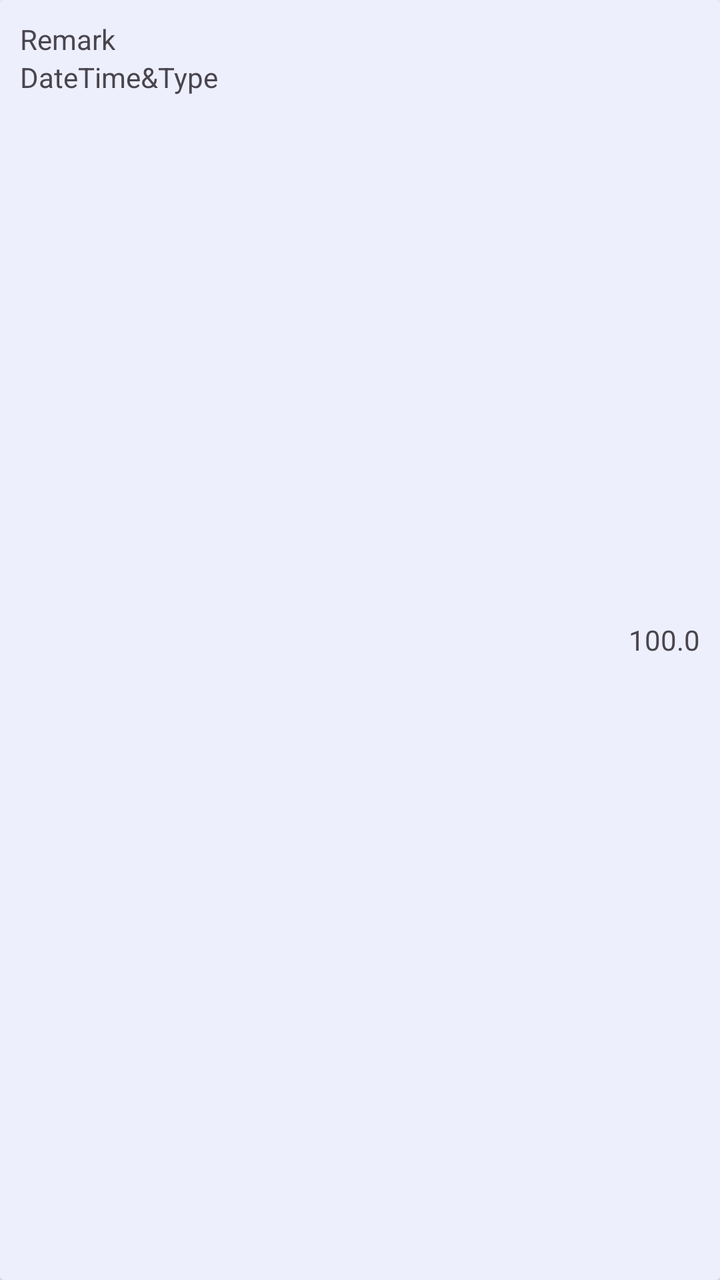
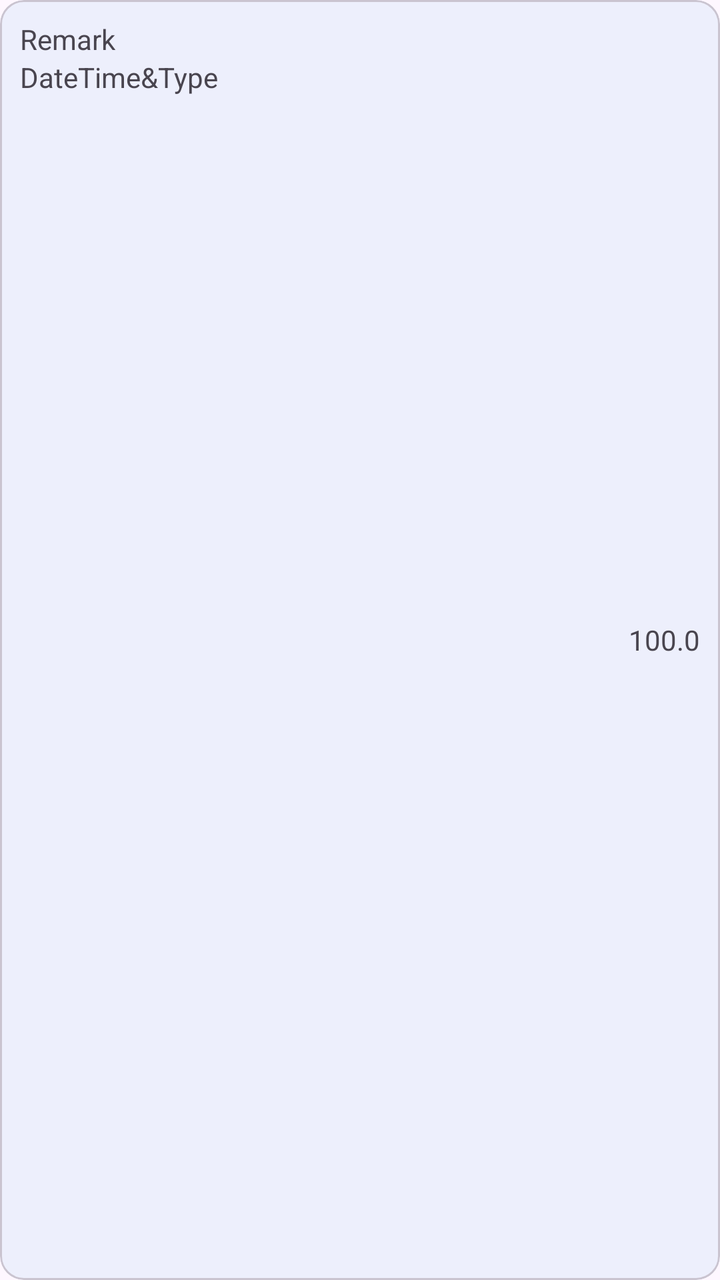

Two renders of the same Android screen: before a commit and after it. Below are the layout's source before the change and the commit's diff.
<!-- AndroidManifest.xml: application theme Theme.ProjectManager -->
<!-- res/layout/flow_view.xml -->
<?xml version="1.0" encoding="utf-8"?>
<androidx.cardview.widget.CardView xmlns:android="http://schemas.android.com/apk/res/android"
    android:id="@+id/flow_view"
    android:layout_width="match_parent"
    style="@style/FlowViewStyle"
    android:layout_height="wrap_content">

    <LinearLayout
        android:layout_width="match_parent"
        android:layout_height="match_parent"
        android:padding="10sp">

        
        <LinearLayout
            android:layout_width="wrap_content"
            android:layout_height="wrap_content"
            android:layout_weight="1"
            android:orientation="vertical">

            <TextView
                android:id="@+id/remark_textview"
                android:layout_width="wrap_content"
                android:layout_height="wrap_content"
                android:text="Remark" />

            <TextView
                android:id="@+id/name_datetime_textview"
                android:layout_width="wrap_content"
                android:layout_height="wrap_content"
                android:text="DateTime&amp;Type" />
        </LinearLayout>

        
        <TextView
            android:id="@+id/amount_textview"
            android:layout_width="wrap_content"
            android:layout_height="wrap_content"
            android:layout_gravity="center_vertical"
            android:text="100.0" />
    </LinearLayout>
</androidx.cardview.widget.CardView>
<!-- resources referenced by this layout -->
<resources>
  <style name="FlowViewStyle">
          <item name="cardBackgroundColor">@color/card_background</item>
      </style>
  <style name="Theme.ProjectManager" parent="Theme.Material3.DayNight.NoActionBar">
          
          <item name="colorPrimary">@color/purple_500</item>
          <item name="colorPrimaryVariant">@color/purple_700</item>
          <item name="colorOnPrimary">@color/white</item>
          
          <item name="colorSecondary">@color/teal_200</item>
          <item name="colorSecondaryVariant">@color/teal_700</item>
          <item name="colorOnSecondary">@color/black</item>
          
          <item name="android:statusBarColor">?attr/colorPrimaryVariant</item>
          
          <item name="toolbarStyle">@style/ToolBarStyle</item>
      </style>
  <color name="card_background">#edeffc</color>
  <color name="purple_500">#FF6200EE</color>
  <color name="purple_700">#FF3700B3</color>
  <color name="white">#FFFFFFFF</color>
  <color name="teal_200">#FF03DAC5</color>
  <color name="teal_700">#FF018786</color>
  <color name="black">#FF000000</color>
  <style name="ToolBarStyle">
          <item name="android:background">@color/toolbar_background</item>
          <item name="contentInsetStart">10dp</item>
          <item name="titleTextAppearance">@style/TitleStyle</item>
      </style>
  <color name="toolbar_background">#ebedfa</color>
  <style name="TitleStyle">
          <item name="android:textSize">23sp</item>
          <item name="android:textColor">@color/black</item>
      </style>
</resources>

<!-- the commit's change to res/layout/flow_view.xml (unified diff, before → after) -->
@@ -1,5 +1,5 @@
 <?xml version="1.0" encoding="utf-8"?>
-<androidx.cardview.widget.CardView xmlns:android="http://schemas.android.com/apk/res/android"
+<com.google.android.material.card.MaterialCardView xmlns:android="http://schemas.android.com/apk/res/android"
     android:id="@+id/flow_view"
     android:layout_width="match_parent"
     style="@style/FlowViewStyle"
@@ -38,4 +38,4 @@
             android:layout_gravity="center_vertical"
             android:text="100.0" />
     </LinearLayout>
-</androidx.cardview.widget.CardView>
+</com.google.android.material.card.MaterialCardView>
